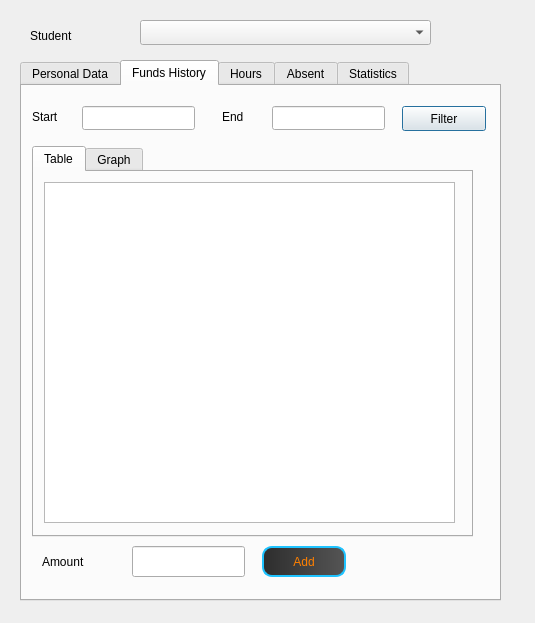
Before: the Qt Designer form Student/viewstudentdialog.ui in MrRisoni/Gauss, drawn with Qt 5.
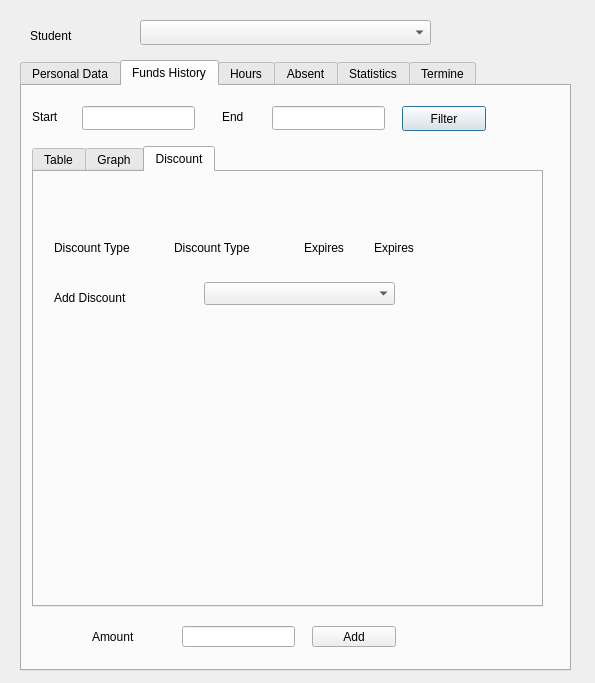
After: the same form once the commit is applied. The open tabs and pages were chosen to show the change.

Commit message: added mobile discount types

Diff of the .ui file:
```diff
--- a/Student/viewstudentdialog.ui
+++ b/Student/viewstudentdialog.ui
@@ -6,8 +6,8 @@
    <rect>
     <x>0</x>
     <y>0</y>
-    <width>535</width>
-    <height>623</height>
+    <width>595</width>
+    <height>683</height>
    </rect>
   </property>
   <property name="windowTitle">
@@ -18,8 +18,8 @@
     <rect>
      <x>20</x>
      <y>60</y>
-     <width>481</width>
-     <height>541</height>
+     <width>551</width>
+     <height>611</height>
     </rect>
    </property>
    <property name="currentIndex">
@@ -494,42 +494,14 @@
     <widget class="QPushButton" name="pushAddPoso">
      <property name="geometry">
       <rect>
-       <x>240</x>
-       <y>460</y>
+       <x>290</x>
+       <y>540</y>
        <width>84</width>
-       <height>31</height>
+       <height>21</height>
       </rect>
      </property>
      <property name="styleSheet">
-      <string notr="true">QPushButton {
-  border-radius : 10px;
-  color:rgb(255,128,0);
-  border: 2px solid rgb(30,195,255);
-  min-width: 80px;
-  background-color:qlineargradient(spread:pad, x1:0, y1:0, x2:1, y2:0, stop:0 rgba(45, 45,45, 255), stop:1 rgba(85, 85, 85, 255))
-}
-
-
-QPushButton:hover {
-  border-color: navy; /* make the default button prominent */
-
-}
-
-
-QPushButton:pressed {
-  border-radius : 10px;
-
-  color:rgb(255,255,255);
-
-  border: 2px solid rgb(30,195,255);
-  min-width: 80px;
-
-  background-color:qlineargradient(spread:pad, x1:0, y1:0, x2:1, y2:0, stop:0 rgba(45, 45,45, 255), stop:1 rgba(85, 85, 85, 255))
-
-}
-
-
-</string>
+      <string notr="true"/>
      </property>
      <property name="text">
       <string>Add</string>
@@ -538,10 +510,10 @@
     <widget class="QLabel" name="label_24">
      <property name="geometry">
       <rect>
-       <x>20</x>
-       <y>460</y>
+       <x>70</x>
+       <y>530</y>
        <width>64</width>
-       <height>31</height>
+       <height>41</height>
       </rect>
      </property>
      <property name="text">
@@ -551,10 +523,10 @@
     <widget class="QLineEdit" name="linePoso">
      <property name="geometry">
       <rect>
-       <x>110</x>
-       <y>460</y>
+       <x>160</x>
+       <y>540</y>
        <width>113</width>
-       <height>31</height>
+       <height>21</height>
       </rect>
      </property>
     </widget>
@@ -563,12 +535,12 @@
       <rect>
        <x>10</x>
        <y>60</y>
-       <width>441</width>
-       <height>391</height>
+       <width>511</width>
+       <height>461</height>
       </rect>
      </property>
      <property name="currentIndex">
-      <number>0</number>
+      <number>2</number>
      </property>
      <widget class="QWidget" name="tab_2">
       <attribute name="title">
@@ -579,8 +551,8 @@
         <rect>
          <x>10</x>
          <y>10</y>
-         <width>411</width>
-         <height>341</height>
+         <width>481</width>
+         <height>401</height>
         </rect>
        </property>
       </widget>
@@ -589,6 +561,96 @@
       <attribute name="title">
        <string>Graph</string>
       </attribute>
+      <widget class="QWidget" name="widget" native="true">
+       <property name="geometry">
+        <rect>
+         <x>20</x>
+         <y>10</y>
+         <width>471</width>
+         <height>401</height>
+        </rect>
+       </property>
+      </widget>
+     </widget>
+     <widget class="QWidget" name="tab_8">
+      <attribute name="title">
+       <string>Discount</string>
+      </attribute>
+      <widget class="QLabel" name="label_29">
+       <property name="geometry">
+        <rect>
+         <x>20</x>
+         <y>60</y>
+         <width>121</width>
+         <height>31</height>
+        </rect>
+       </property>
+       <property name="text">
+        <string>Discount Type</string>
+       </property>
+      </widget>
+      <widget class="QLabel" name="labelDiscount">
+       <property name="geometry">
+        <rect>
+         <x>140</x>
+         <y>60</y>
+         <width>121</width>
+         <height>31</height>
+        </rect>
+       </property>
+       <property name="text">
+        <string>Discount Type</string>
+       </property>
+      </widget>
+      <widget class="QLabel" name="label_30">
+       <property name="geometry">
+        <rect>
+         <x>20</x>
+         <y>110</y>
+         <width>121</width>
+         <height>31</height>
+        </rect>
+       </property>
+       <property name="text">
+        <string>Add Discount</string>
+       </property>
+      </widget>
+      <widget class="QComboBox" name="comboDiscount">
+       <property name="geometry">
+        <rect>
+         <x>170</x>
+         <y>110</y>
+         <width>191</width>
+         <height>23</height>
+        </rect>
+       </property>
+      </widget>
+      <widget class="QLabel" name="labelDiscount_2">
+       <property name="geometry">
+        <rect>
+         <x>270</x>
+         <y>60</y>
+         <width>51</width>
+         <height>31</height>
+        </rect>
+       </property>
+       <property name="text">
+        <string>Expires</string>
+       </property>
+      </widget>
+      <widget class="QLabel" name="labelDiscountExpires">
+       <property name="geometry">
+        <rect>
+         <x>340</x>
+         <y>60</y>
+         <width>121</width>
+         <height>31</height>
+        </rect>
+       </property>
+       <property name="text">
+        <string>Expires</string>
+       </property>
+      </widget>
      </widget>
     </widget>
    </widget>
@@ -1105,6 +1167,21 @@
      </widget>
     </widget>
    </widget>
+   <widget class="QWidget" name="tab_9">
+    <attribute name="title">
+     <string>Termine</string>
+    </attribute>
+    <widget class="QTableView" name="tableTermina">
+     <property name="geometry">
+      <rect>
+       <x>20</x>
+       <y>20</y>
+       <width>501</width>
+       <height>541</height>
+      </rect>
+     </property>
+    </widget>
+   </widget>
   </widget>
   <widget class="QLabel" name="label_11">
    <property name="geometry">
```
Left out of the diff: 176 changed lines with no effect on the pictures.
